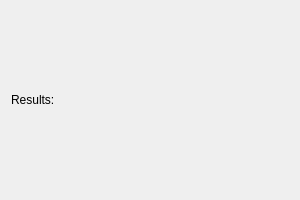
Haudkozaur/masterThesis, file results_layout.ui: the form before one commit.
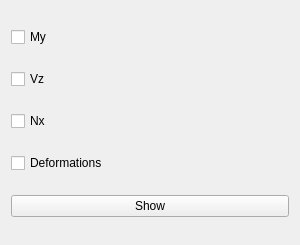
The form after the commit.

Diff of the .ui file:
```diff
--- a/results_layout.ui
+++ b/results_layout.ui
@@ -7,7 +7,7 @@
     <x>0</x>
     <y>0</y>
     <width>300</width>
-    <height>200</height>
+    <height>245</height>
    </rect>
   </property>
   <property name="windowTitle">
@@ -15,9 +15,37 @@
   </property>
   <layout class="QVBoxLayout" name="staticSchemeVBoxLayout">
    <item>
-    <widget class="QLabel" name="label">
+    <widget class="QCheckBox" name="showMyCheckBox">
      <property name="text">
-      <string>Results:</string>
+      <string>My</string>
+     </property>
+    </widget>
+   </item>
+   <item>
+    <widget class="QCheckBox" name="showVzCheckBox">
+     <property name="text">
+      <string>Vz</string>
+     </property>
+    </widget>
+   </item>
+   <item>
+    <widget class="QCheckBox" name="showNxCheckBox">
+     <property name="text">
+      <string>Nx</string>
+     </property>
+    </widget>
+   </item>
+   <item>
+    <widget class="QCheckBox" name="showDeformationsCheckBox">
+     <property name="text">
+      <string>Deformations</string>
+     </property>
+    </widget>
+   </item>
+   <item>
+    <widget class="QPushButton" name="showResultsButton">
+     <property name="text">
+      <string>Show</string>
      </property>
     </widget>
    </item>
```
